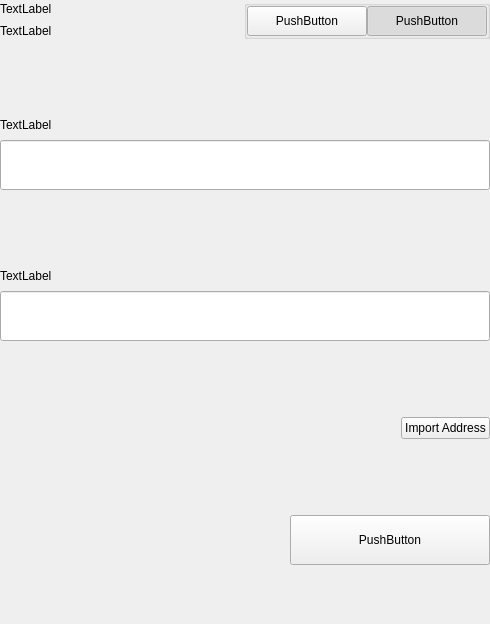
The window that src/qt/vitae/settings/forms/settingsbittoolwidget.ui (VitaeTeam/Vitae) describes before a commit, drawn with Qt 5.
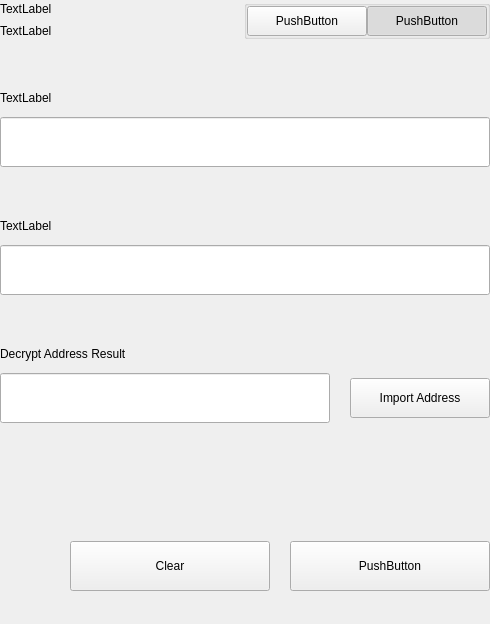
The same window after the commit. The open tabs and pages were chosen to show the change.

Commit message:
[GUI] settings/tools bip38 decrypt connected.
# Conflicts:
#	src/qt/vitae/settings/settingsbittoolwidget.h

What changed in the file:
```diff
--- a/src/qt/vitae/settings/forms/settingsbittoolwidget.ui
+++ b/src/qt/vitae/settings/forms/settingsbittoolwidget.ui
@@ -243,7 +243,7 @@
                  <item>
                   <layout class="QVBoxLayout" name="verticalLayout_7">
                    <property name="spacing">
-                    <number>5</number>
+                    <number>9</number>
                    </property>
                    <item>
                     <widget class="QLabel" name="labelSubtitleKey">
@@ -303,7 +303,7 @@
                <item>
                 <layout class="QVBoxLayout" name="verticalLayout_9">
                  <property name="spacing">
-                  <number>5</number>
+                  <number>9</number>
                  </property>
                  <item>
                   <widget class="QLabel" name="labelSubtitlePassphrase">
@@ -353,31 +353,129 @@
                 </spacer>
                </item>
                <item>
-                <layout class="QHBoxLayout" name="horizontalLayout">
-                 <property name="spacing">
-                  <number>6</number>
+                <widget class="QWidget" name="widget_3" native="true">
+                 <property name="sizePolicy">
+                  <sizepolicy hsizetype="Preferred" vsizetype="Fixed">
+                   <horstretch>0</horstretch>
+                   <verstretch>0</verstretch>
+                  </sizepolicy>
                  </property>
-                 <item>
-                  <spacer name="horizontalSpacer_4">
-                   <property name="orientation">
-                    <enum>Qt::Horizontal</enum>
-                   </property>
-                   <property name="sizeHint" stdset="0">
-                    <size>
-                     <width>40</width>
-                     <height>20</height>
-                    </size>
-                   </property>
-                  </spacer>
-                 </item>
-                 <item>
-                  <widget class="QPushButton" name="pushButtonImport">
-                   <property name="text">
-                    <string>Import Address</string>
-                   </property>
-                  </widget>
-                 </item>
-                </layout>
+                 <layout class="QVBoxLayout" name="verticalLayout_10">
+                  <property name="spacing">
+                   <number>9</number>
+                  </property>
+                  <property name="leftMargin">
+                   <number>0</number>
+                  </property>
+                  <property name="topMargin">
+                   <number>0</number>
+                  </property>
+                  <property name="rightMargin">
+                   <number>0</number>
+                  </property>
+                  <property name="bottomMargin">
+                   <number>0</number>
+                  </property>
+                  <item>
+                   <widget class="QLabel" name="labelSubtitleDecryptResult">
+                    <property name="minimumSize">
+                     <size>
+                      <width>0</width>
+                      <height>20</height>
+                     </size>
+                    </property>
+                    <property name="maximumSize">
+                     <size>
+                      <width>16777215</width>
+                      <height>20</height>
+                     </size>
+                    </property>
+                    <property name="text">
+                     <string>Decrypt Address Result</string>
+                    </property>
+                   </widget>
+                  </item>
+                  <item>
+                   <widget class="QWidget" name="widget_4" native="true">
+                    <layout class="QHBoxLayout" name="horizontalLayout" stretch="6,0,1">
+                     <property name="spacing">
+                      <number>0</number>
+                     </property>
+                     <property name="leftMargin">
+                      <number>0</number>
+                     </property>
+                     <property name="topMargin">
+                      <number>0</number>
+                     </property>
+                     <property name="rightMargin">
+                      <number>0</number>
+                     </property>
+                     <property name="bottomMargin">
+                      <number>0</number>
+                     </property>
+                     <item alignment="Qt::AlignVCenter">
+                      <widget class="QLineEdit" name="lineEditDecryptResult">
+                       <property name="minimumSize">
+                        <size>
+                         <width>0</width>
+                         <height>50</height>
+                        </size>
+                       </property>
+                       <property name="maximumSize">
+                        <size>
+                         <width>16777215</width>
+                         <height>50</height>
+                        </size>
+                       </property>
+                      </widget>
+                     </item>
+                     <item>
+                      <spacer name="horizontalSpacer_4">
+                       <property name="orientation">
+                        <enum>Qt::Horizontal</enum>
+                       </property>
+                       <property name="sizeType">
+                        <enum>QSizePolicy::Fixed</enum>
+                       </property>
+                       <property name="sizeHint" stdset="0">
+                        <size>
+                         <width>20</width>
+                         <height>50</height>
+                        </size>
+                       </property>
+                      </spacer>
+                     </item>
+                     <item>
+                      <widget class="QPushButton" name="pushButtonImport">
+                       <property name="minimumSize">
+                        <size>
+                         <width>140</width>
+                         <height>40</height>
+                        </size>
+                       </property>
+                       <property name="text">
+                        <string>Import Address</string>
+                       </property>
+                      </widget>
+                     </item>
+                    </layout>
+                   </widget>
+                  </item>
+                 </layout>
+                </widget>
+               </item>
+               <item>
+                <widget class="QLabel" name="statusLabel_DEC">
+                 <property name="maximumSize">
+                  <size>
+                   <width>16777215</width>
+                   <height>40</height>
+                  </size>
+                 </property>
+                 <property name="text">
+                  <string/>
+                 </property>
+                </widget>
                </item>
                <item>
                 <spacer name="verticalSpacer">
@@ -385,7 +483,7 @@
                   <enum>Qt::Vertical</enum>
                  </property>
                  <property name="sizeType">
-                  <enum>QSizePolicy::Minimum</enum>
+                  <enum>QSizePolicy::Preferred</enum>
                  </property>
                  <property name="sizeHint" stdset="0">
                   <size>
@@ -397,6 +495,9 @@
                </item>
                <item>
                 <layout class="QHBoxLayout" name="horizontalLayout_7">
+                 <property name="spacing">
+                  <number>0</number>
+                 </property>
                  <item>
                   <spacer name="horizontalSpacer_5">
                    <property name="orientation">
@@ -414,7 +515,42 @@
                   </spacer>
                  </item>
                  <item>
-                  <widget class="QPushButton" name="pushButtonSave">
+                  <widget class="QPushButton" name="pushButtonDecryptClear">
+                   <property name="minimumSize">
+                    <size>
+                     <width>200</width>
+                     <height>50</height>
+                    </size>
+                   </property>
+                   <property name="maximumSize">
+                    <size>
+                     <width>200</width>
+                     <height>50</height>
+                    </size>
+                   </property>
+                   <property name="text">
+                    <string>Clear</string>
+                   </property>
+                  </widget>
+                 </item>
+                 <item>
+                  <spacer name="horizontalSpacer_3">
+                   <property name="orientation">
+                    <enum>Qt::Horizontal</enum>
+                   </property>
+                   <property name="sizeType">
+                    <enum>QSizePolicy::Fixed</enum>
+                   </property>
+                   <property name="sizeHint" stdset="0">
+                    <size>
+                     <width>20</width>
+                     <height>20</height>
+                    </size>
+                   </property>
+                  </spacer>
+                 </item>
+                 <item>
+                  <widget class="QPushButton" name="pushButtonDecrypt">
                    <property name="minimumSize">
                     <size>
                      <width>200</width>
```
Left out of the diff: 18 changed lines with no effect on the pictures. The commit also changes 2 other files.
